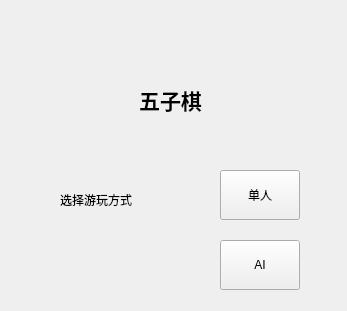
Before: the Qt Designer form widget.ui in lanzinytt/QtGobang, drawn with Qt 5.
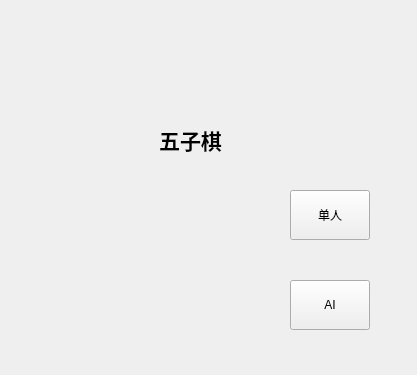
After: the same form once the commit is applied.

Patch:
```diff
--- a/widget.ui
+++ b/widget.ui
@@ -6,8 +6,8 @@
    <rect>
     <x>0</x>
     <y>0</y>
-    <width>347</width>
-    <height>311</height>
+    <width>417</width>
+    <height>375</height>
    </rect>
   </property>
   <property name="windowTitle">
@@ -16,8 +16,8 @@
   <widget class="QPushButton" name="aiButton">
    <property name="geometry">
     <rect>
-     <x>220</x>
-     <y>240</y>
+     <x>290</x>
+     <y>280</y>
      <width>80</width>
      <height>50</height>
     </rect>
@@ -35,8 +35,8 @@
   <widget class="QPushButton" name="playselfButton">
    <property name="geometry">
     <rect>
-     <x>220</x>
-     <y>170</y>
+     <x>290</x>
+     <y>190</y>
      <width>80</width>
      <height>50</height>
     </rect>
@@ -51,11 +51,11 @@
     <string>单人</string>
    </property>
   </widget>
-  <widget class="QLabel" name="label_2">
+  <widget class="QLabel" name="label">
    <property name="geometry">
     <rect>
-     <x>110</x>
-     <y>80</y>
+     <x>130</x>
+     <y>120</y>
      <width>121</width>
      <height>41</height>
     </rect>
@@ -64,17 +64,17 @@
     <string>&lt;html&gt;&lt;head/&gt;&lt;body&gt;&lt;p align=&quot;center&quot;&gt;&lt;span style=&quot; font-size:16pt; font-weight:700;&quot;&gt;五子棋&lt;/span&gt;&lt;/p&gt;&lt;/body&gt;&lt;/html&gt;</string>
    </property>
   </widget>
-  <widget class="QLabel" name="label">
+  <widget class="QLabel" name="pic">
    <property name="geometry">
     <rect>
-     <x>60</x>
-     <y>190</y>
-     <width>121</width>
-     <height>20</height>
+     <x>130</x>
+     <y>150</y>
+     <width>69</width>
+     <height>19</height>
     </rect>
    </property>
    <property name="text">
-    <string>选择游玩方式</string>
+    <string/>
    </property>
   </widget>
  </widget>
```
Left out of the diff: 4 changed lines with no effect on the pictures.
